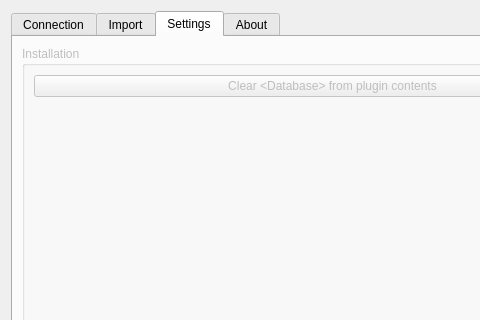
Qt form citydb_loader_dialog_base.ui (tudelft3d/3DCityDB-Tools-for-QGIS) before a commit; both pictures show x 0 to 480 and y 0 to 320 of the 665 by 593 pixel window.
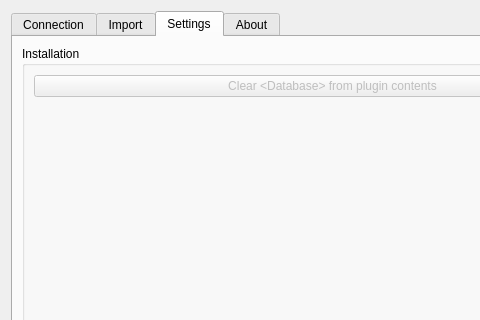
The same form after that commit. The open tabs and pages were chosen to show the change. Icons and pictures are not drawn. Custom widgets are drawn as their Qt base class.

Patch:
```diff
--- a/citydb_loader_dialog_base.ui
+++ b/citydb_loader_dialog_base.ui
@@ -354,7 +354,7 @@
      </widget>
      <widget class="QWidget" name="tbSettings">
       <property name="enabled">
-       <bool>false</bool>
+       <bool>true</bool>
       </property>
       <attribute name="icon">
        <iconset>
@@ -368,12 +368,18 @@
         <layout class="QVBoxLayout" name="verticalLayout_3">
          <item>
           <widget class="QGroupBox" name="gbxInstall">
+           <property name="enabled">
+            <bool>true</bool>
+           </property>
            <property name="title">
             <string>Installation</string>
            </property>
            <layout class="QVBoxLayout" name="verticalLayout_5">
             <item>
              <widget class="QPushButton" name="btnClearDB">
+              <property name="enabled">
+               <bool>false</bool>
+              </property>
               <property name="text">
                <string>Clear &lt;Database&gt; from plugin contents</string>
               </property>
```
